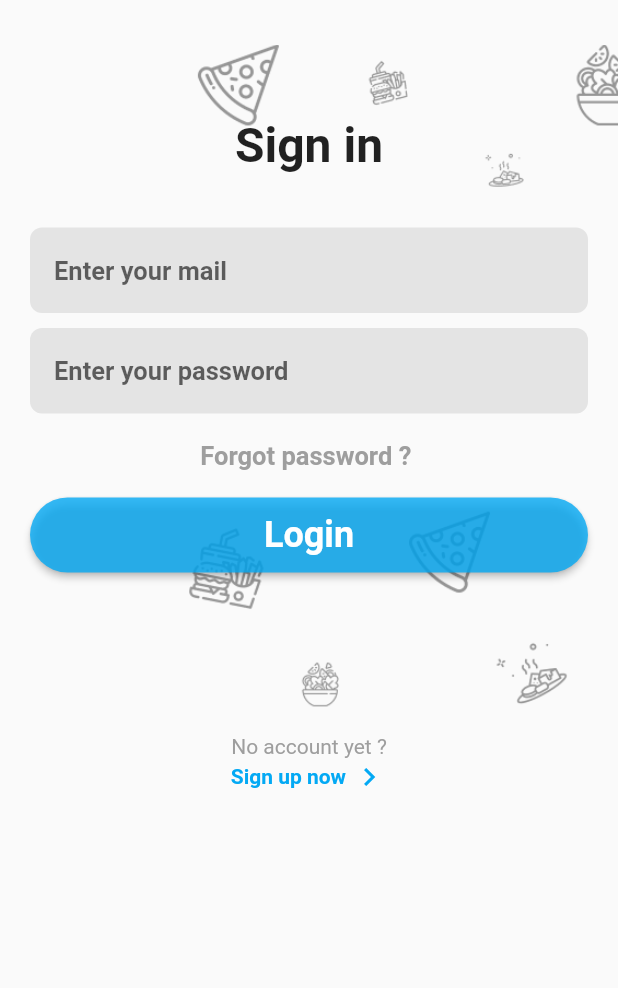
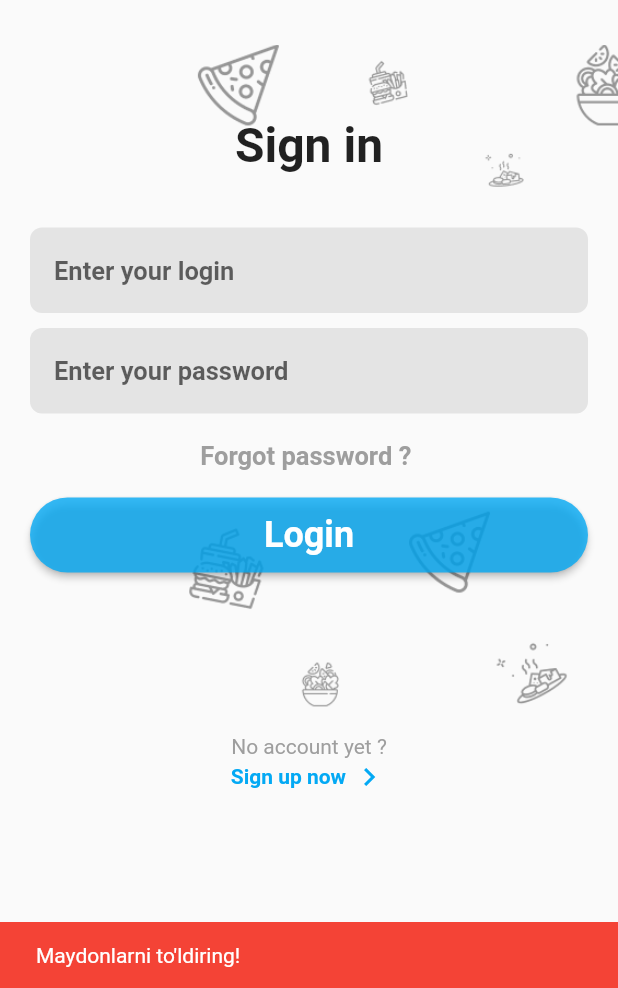
Before and after one commit to AbbosMamadaliyev/food_delivery, a Flutter app: the Login screen opened directly, after a tap on "Login", on a phone screen of 412 x 824 dp, the part 248-1236 px from its top. Run offline on Flutter 3.47's test engine with Material 2 defaults, Android fonts, the phone set to English and light mode, and no system bars; our stand-ins replace shared_preferences; accounts and stored records are empty.

```diff
--- a/lib/widgets/login/components/signin_fields.dart
+++ b/lib/widgets/login/components/signin_fields.dart
@@ -1,6 +1,8 @@
 // ignore_for_file: prefer_const_constructors
 
+import 'package:flutter/foundation.dart';
 import 'package:flutter/material.dart';
+import 'package:food_delivery/widgets/main_screen/main_screen.dart';
 
 class SignInFields extends StatefulWidget {
   const SignInFields({Key? key}) : super(key: key);
@@ -10,8 +12,19 @@ class SignInFields extends StatefulWidget {
 }
 
 class _SignInFieldsState extends State<SignInFields> {
+  //login va password fieldlar yozmoqchi bolib bosilganda true boladi
   bool tapLoginForm = false;
   bool tapPasswordForm = false;
+
+  //toldirish shartlarini
+  bool loginVal = false;
+  bool passwordVal = false;
+
+  //toldirish shartlari togri bolsa button bosilganda keyingi page ga otish imkonini beradi
+  bool loginDone = false;
+  bool passwordDone = false;
+
+  final _formKey = GlobalKey<FormState>();
 
   @override
   Widget build(BuildContext context) {
@@ -30,9 +43,16 @@ class _SignInFieldsState extends State<SignInFields> {
               children: [
                 _buildTextSignin(),
                 const SizedBox(height: 36),
-                _buildLoginField(),
-                const SizedBox(height: 10),
-                _buildPasswordField(),
+                Form(
+                  key: _formKey,
+                  child: Column(
+                    children: [
+                      _buildLoginField(),
+                      const SizedBox(height: 10),
+                      _buildPasswordField(),
+                    ],
+                  ),
+                ),
                 const SizedBox(height: 18),
                 _buildTextForgotPassword(),
                 const SizedBox(height: 18),
@@ -50,7 +70,20 @@ class _SignInFieldsState extends State<SignInFields> {
       height: 50,
       width: double.infinity,
       child: ElevatedButton(
-        onPressed: () {},
+        onPressed: () {
+          final isValid = _formKey.currentState!.validate();
+          if (isValid) {
+            _formKey.currentState!.setState(() {});
+            if (loginDone && passwordDone) {
+              print('open');
+
+              Navigator.of(context)
+                  .push(MaterialPageRoute(builder: (context) => MainScreen()));
+            } else {
+              print('error');
+            }
+          }
+        },
         style: ButtonStyle(
           backgroundColor:
               MaterialStateProperty.all(Colors.lightBlue.withOpacity(.8)),
@@ -66,7 +99,7 @@ class _SignInFieldsState extends State<SignInFields> {
     );
   }
 
-  Text _buildTextForgotPassword() {
+  Widget _buildTextForgotPassword() {
     return Text(
       'Forgot password ? ',
       style: TextStyle(
@@ -77,7 +110,7 @@ class _SignInFieldsState extends State<SignInFields> {
     );
   }
 
-  Text _buildTextSignin() {
+  Widget _buildTextSignin() {
     return const Text(
       'Sign in',
       style: TextStyle(fontSize: 32, fontWeight: FontWeight.bold),
@@ -86,7 +119,7 @@ class _SignInFieldsState extends State<SignInFields> {
 
   Container _buildLoginField() {
     return Container(
-      decoration: _formContainerDecoration(tapLoginForm),
+      decoration: _formContainerDecoration(tapLoginForm, loginVal),
       child: Focus(
         onFocusChange: (hasFocus) {
           if (hasFocus) {
@@ -101,7 +134,36 @@ class _SignInFieldsState extends State<SignInFields> {
         },
         child: TextFormField(
           style: const TextStyle(fontSize: 18),
-          decoration: _inputDecoration('Enter your mail'),
+          decoration: _inputDecoration('Enter your login', loginVal,
+              'belgilar soni 6 dan ko\'p va beliglarga A-Z, a-z, 0-9 ega bo\'lishi kerak'),
+          validator: (value) {
+            final regUpper = RegExp('[A-Z]');
+            final regLower = RegExp('[a-z]');
+
+            if (value!.isEmpty) {
+              final snackBar = SnackBar(
+                content: Text('Maydonlarni to\'ldiring!'),
+                backgroundColor: Colors.red,
+              );
+
+              ScaffoldMessenger.of(context).showSnackBar(snackBar);
+            } else if (!(regUpper.hasMatch(value) &&
+                regLower.hasMatch(value) &&
+                value.length > 6)) {
+              loginDone = false;
+
+              setState(() {
+                loginVal = true;
+              });
+              return null;
+            } else {
+              //loginDone true qilamiz agar shartlar bajarilsa teppada, keyingi saxifaga otish uchun
+              loginDone = true;
+              setState(() {
+                loginVal = false;
+              });
+            }
+          },
         ),
       ),
     );
@@ -109,7 +171,7 @@ class _SignInFieldsState extends State<SignInFields> {
 
   Container _buildPasswordField() {
     return Container(
-      decoration: _formContainerDecoration(tapPasswordForm),
+      decoration: _formContainerDecoration(tapPasswordForm, passwordVal),
       child: Focus(
         onFocusChange: (hasFocus) {
           if (hasFocus) {
@@ -124,14 +186,55 @@ class _SignInFieldsState extends State<SignInFields> {
         },
         child: TextFormField(
           style: const TextStyle(fontSize: 18),
-          decoration: _inputDecoration('Enter your password'),
+          decoration: _inputDecoration('Enter your password', passwordVal,
+              'belgilar soni 9 tadan ko\'p bolishi kerak'),
+          validator: (value) {
+            if (value!.isEmpty) {
+              final snackBar = SnackBar(
+                content: Text('Maydonlarni to\'ldiring!'),
+                backgroundColor: Colors.red,
+              );
+
+              ScaffoldMessenger.of(context).showSnackBar(snackBar);
+            } else if (!(value.length > 9)) {
+              passwordDone = false;
+
+              setState(() {
+                passwordVal = true;
+              });
+              return null;
+            } else {
+              //passwordDone true qilamiz agar shartlar bajarilsa teppada, keyingi saxifaga otish uchun
+              passwordDone = true;
+              setState(() {
+                passwordVal = false;
+              });
+            }
+          },
         ),
       ),
     );
   }
 
-  InputDecoration _inputDecoration(String hinText) {
+  InputDecoration _inputDecoration(
+      String hinText, bool isValidate, String errorText) {
     return InputDecoration(
+      suffixIcon: isValidate
+          ? IconButton(
+              onPressed: () {
+                final snackBar = SnackBar(
+                  content: Text(errorText),
+                  backgroundColor: Colors.redAccent,
+                );
+
+                ScaffoldMessenger.of(context).showSnackBar(snackBar);
+              },
+              icon: Icon(
+                Icons.info,
+                color: Colors.red,
+              ),
+            )
+          : null,
       hintText: hinText,
       hintStyle: const TextStyle(fontWeight: FontWeight.bold, fontSize: 17),
       contentPadding: const EdgeInsets.symmetric(horizontal: 16, vertical: 18),
@@ -142,7 +245,8 @@ class _SignInFieldsState extends State<SignInFields> {
       ),
       focusedBorder: OutlineInputBorder(
         borderRadius: BorderRadius.circular(8),
-        borderSide: const BorderSide(color: Colors.lightBlue),
+        borderSide:
+            BorderSide(color: (isValidate ? Colors.red : Colors.lightBlue)),
       ),
       enabledBorder: OutlineInputBorder(
         borderRadius: BorderRadius.circular(8),
@@ -151,14 +255,16 @@ class _SignInFieldsState extends State<SignInFields> {
     );
   }
 
-  BoxDecoration _formContainerDecoration(bool tapField) {
+  BoxDecoration _formContainerDecoration(bool tapField, bool isValidate) {
     return BoxDecoration(
       color: tapField ? Colors.white : const Color(0xffE4E4E4),
       borderRadius: BorderRadius.circular(8),
       boxShadow: [
         BoxShadow(
           blurRadius: 2,
-          color: tapField ? Colors.lightBlue : Colors.transparent,
+          color: tapField
+              ? (isValidate ? Colors.red : Colors.lightBlue)
+              : Colors.transparent,
         ),
       ],
     );
```
